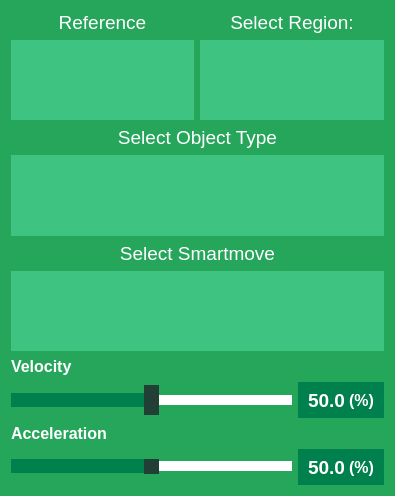
First picture: the form in costar_instructor/instructor_plugins/ui/action_smartmove.ui, repository cpaxton/costar_stack, before the edit.
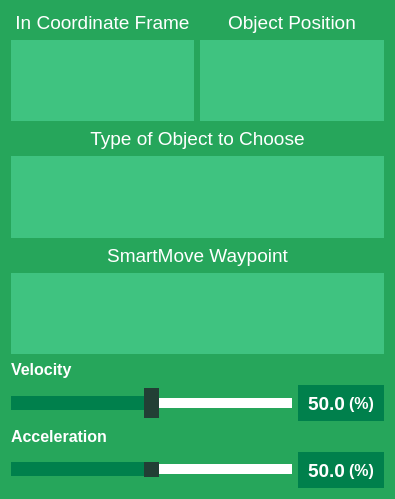
Second picture: the form after the edit.

```diff
--- a/costar_instructor/instructor_plugins/ui/action_smartmove.ui
+++ b/costar_instructor/instructor_plugins/ui/action_smartmove.ui
@@ -7,7 +7,7 @@
     <x>0</x>
     <y>0</y>
     <width>395</width>
-    <height>496</height>
+    <height>499</height>
    </rect>
   </property>
   <property name="minimumSize">
@@ -47,7 +47,7 @@
           </font>
          </property>
          <property name="text">
-          <string>Reference</string>
+          <string>In Coordinate Frame</string>
          </property>
          <property name="alignment">
           <set>Qt::AlignCenter</set>
@@ -96,7 +96,7 @@
           <string notr="true">color:#ffffff</string>
          </property>
          <property name="text">
-          <string>Select Region:</string>
+          <string>Object Position</string>
          </property>
          <property name="alignment">
           <set>Qt::AlignCenter</set>
@@ -158,7 +158,7 @@
       </font>
      </property>
      <property name="text">
-      <string>Select Object Type</string>
+      <string>Type of Object to Choose</string>
      </property>
      <property name="alignment">
       <set>Qt::AlignCenter</set>
@@ -195,7 +195,7 @@
       </font>
      </property>
      <property name="text">
-      <string>Select Smartmove</string>
+      <string>SmartMove Waypoint</string>
      </property>
      <property name="alignment">
       <set>Qt::AlignCenter</set>
```
